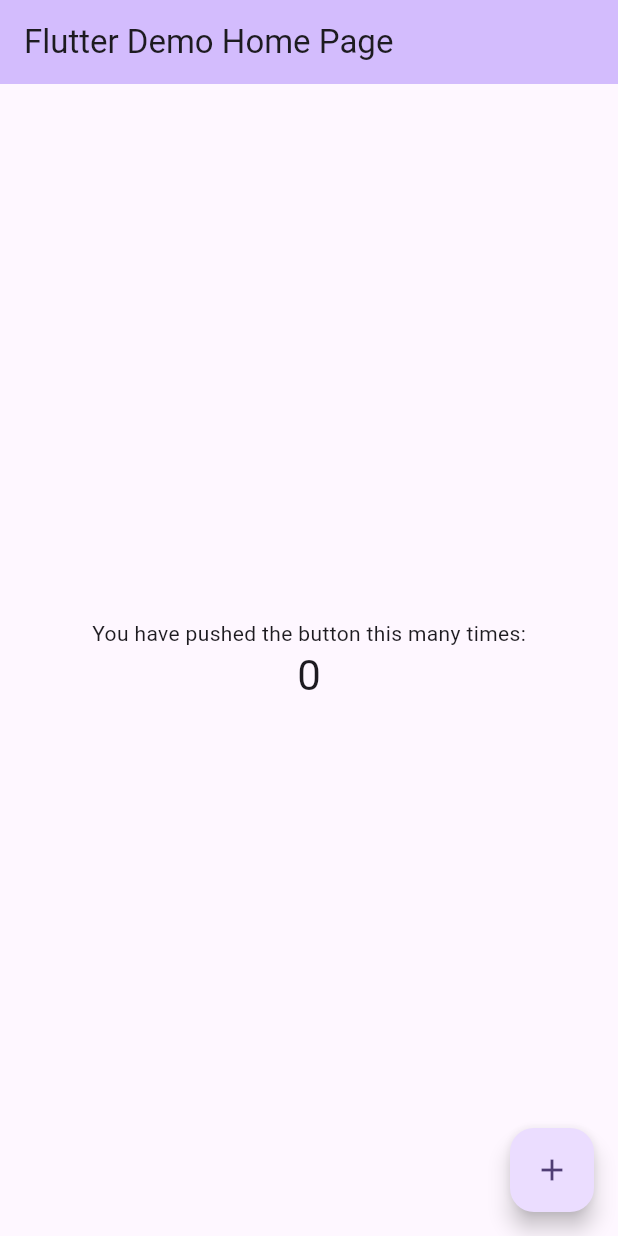
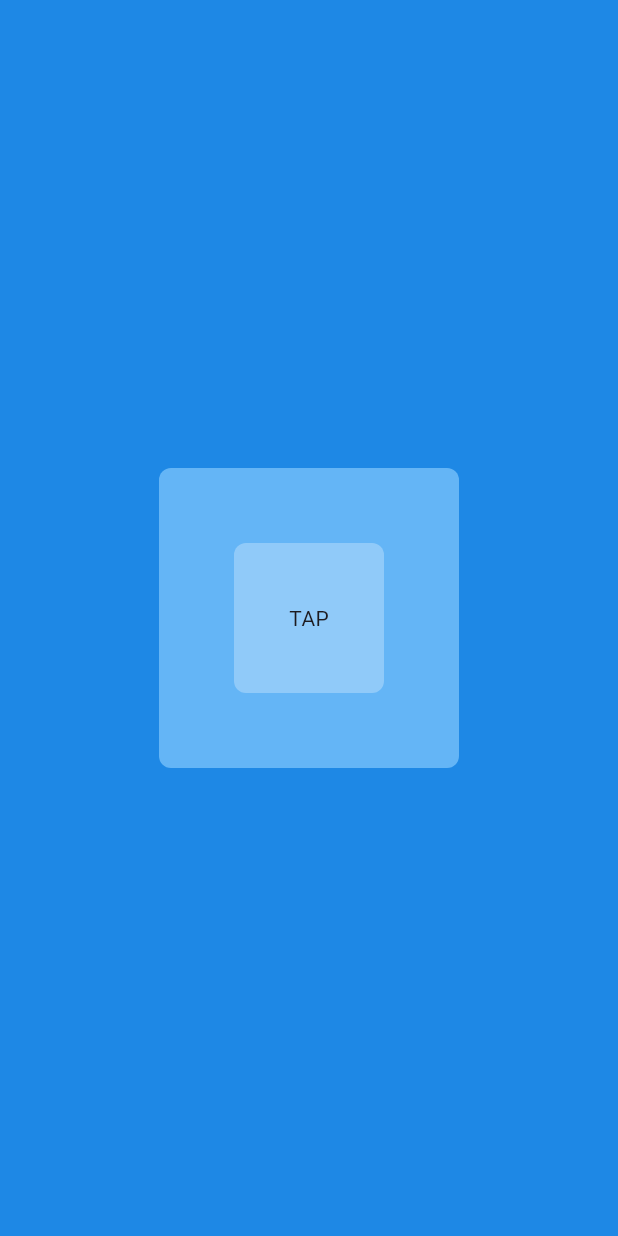
Before and after one commit to Rayane300402/lightvdark, a Flutter app: the screen it shows after launch, on a phone screen of 412 x 824 dp. Run offline on Flutter 3.47's test engine with Material 3 defaults, Android fonts, the light colour scheme and no system bars.

Commit message:
added box and button

```diff
--- /dev/null
+++ b/lib/component/box.dart
@@ -0,0 +1,21 @@
+import 'package:flutter/material.dart';
+
+class MyBox extends StatelessWidget {
+  final Widget? child;
+  final Color? color;
+  const MyBox({super.key, required this.child, required this.color});
+
+  @override
+  Widget build(BuildContext context) {
+    return Container(
+      decoration: BoxDecoration(
+        color: color,
+        borderRadius: BorderRadius.circular(8),
+      ),
+      width: 200,
+      height: 200,
+      padding: const EdgeInsets.all(50),
+      child: child,
+    );
+  }
+}
--- /dev/null
+++ b/lib/component/button.dart
@@ -0,0 +1,21 @@
+import 'package:flutter/material.dart';
+class MyButton extends StatelessWidget {
+  final Color? color;
+  final void Function()? onTap;
+  const MyButton({super.key, required this.color, required this.onTap});
+
+  @override
+  Widget build(BuildContext context) {
+    return GestureDetector(
+      onTap: onTap,
+      child: Container(
+        decoration: BoxDecoration(
+          color: color,
+          borderRadius: BorderRadius.circular(8),
+        ),
+        padding: const EdgeInsets.all(25),
+        child: const Center(child: Text('TAP'),),
+      ),
+    );
+  }
+}
--- a/lib/main.dart
+++ b/lib/main.dart
@@ -1,4 +1,5 @@
 import 'package:flutter/material.dart';
+import 'package:lightvdark/pages/home_page.dart';
 
 void main() {
   runApp(const MyApp());
@@ -10,116 +11,9 @@
   // This widget is the root of your application.
   @override
   Widget build(BuildContext context) {
-    return MaterialApp(
-      title: 'Flutter Demo',
-      theme: ThemeData(
-        // This is the theme of your application.
-        //
-        // TRY THIS: Try running your application with "flutter run". You'll see
-        // the application has a purple toolbar. Then, without quitting the app,
-        // try changing the seedColor in the colorScheme below to Colors.green
-        // and then invoke "hot reload" (save your changes or press the "hot
-        // reload" button in a Flutter-supported IDE, or press "r" if you used
-        // the command line to start the app).
-        //
-        // Notice that the counter didn't reset back to zero; the application
-        // state is not lost during the reload. To reset the state, use hot
-        // restart instead.
-        //
-        // This works for code too, not just values: Most code changes can be
-        // tested with just a hot reload.
-        colorScheme: ColorScheme.fromSeed(seedColor: Colors.deepPurple),
-        useMaterial3: true,
-      ),
-      home: const MyHomePage(title: 'Flutter Demo Home Page'),
+    return const MaterialApp(
+      debugShowCheckedModeBanner: false,
+      home: HomePage(),
     );
   }
 }
-
-class MyHomePage extends StatefulWidget {
-  const MyHomePage({super.key, required this.title});
-
-  // This widget is the home page of your application. It is stateful, meaning
-  // that it has a State object (defined below) that contains fields that affect
-  // how it looks.
-
-  // This class is the configuration for the state. It holds the values (in this
-  // case the title) provided by the parent (in this case the App widget) and
-  // used by the build method of the State. Fields in a Widget subclass are
-  // always marked "final".
-
-  final String title;
-
-  @override
-  State<MyHomePage> createState() => _MyHomePageState();
-}
-
-class _MyHomePageState extends State<MyHomePage> {
-  int _counter = 0;
-
-  void _incrementCounter() {
-    setState(() {
-      // This call to setState tells the Flutter framework that something has
-      // changed in this State, which causes it to rerun the build method below
-      // so that the display can reflect the updated values. If we changed
-      // _counter without calling setState(), then the build method would not be
-      // called again, and so nothing would appear to happen.
-      _counter++;
-    });
-  }
-
-  @override
-  Widget build(BuildContext context) {
-    // This method is rerun every time setState is called, for instance as done
-    // by the _incrementCounter method above.
-    //
-    // The Flutter framework has been optimized to make rerunning build methods
-    // fast, so that you can just rebuild anything that needs updating rather
-    // than having to individually change instances of widgets.
-    return Scaffold(
-      appBar: AppBar(
-        // TRY THIS: Try changing the color here to a specific color (to
-        // Colors.amber, perhaps?) and trigger a hot reload to see the AppBar
-        // change color while the other colors stay the same.
-        backgroundColor: Theme.of(context).colorScheme.inversePrimary,
-        // Here we take the value from the MyHomePage object that was created by
-        // the App.build method, and use it to set our appbar title.
-        title: Text(widget.title),
-      ),
-      body: Center(
-        // Center is a layout widget. It takes a single child and positions it
-        // in the middle of the parent.
-        child: Column(
-          // Column is also a layout widget. It takes a list of children and
-          // arranges them vertically. By default, it sizes itself to fit its
-          // children horizontally, and tries to be as tall as its parent.
-          //
-          // Column has various properties to control how it sizes itself and
-          // how it positions its children. Here we use mainAxisAlignment to
-          // center the children vertically; the main axis here is the vertical
-          // axis because Columns are vertical (the cross axis would be
-          // horizontal).
-          //
-          // TRY THIS: Invoke "debug painting" (choose the "Toggle Debug Paint"
-          // action in the IDE, or press "p" in the console), to see the
-          // wireframe for each widget.
-          mainAxisAlignment: MainAxisAlignment.center,
-          children: <Widget>[
-            const Text(
-              'You have pushed the button this many times:',
-            ),
-            Text(
-              '$_counter',
-              style: Theme.of(context).textTheme.headlineMedium,
-            ),
-          ],
-        ),
-      ),
-      floatingActionButton: FloatingActionButton(
-        onPressed: _incrementCounter,
-        tooltip: 'Increment',
-        child: const Icon(Icons.add),
-      ), // This trailing comma makes auto-formatting nicer for build methods.
-    );
-  }
-}
--- /dev/null
+++ b/lib/pages/home_page.dart
@@ -0,0 +1,29 @@
+// ignore_for_file: sort_child_properties_last
+
+import 'package:flutter/material.dart';
+import 'package:lightvdark/component/box.dart';
+import 'package:lightvdark/component/button.dart';
+
+class HomePage extends StatefulWidget {
+  const HomePage({super.key});
+
+  @override
+  State<HomePage> createState() => _HomePageState();
+}
+
+class _HomePageState extends State<HomePage> {
+  @override
+  Widget build(BuildContext context) {
+    return Scaffold(
+      backgroundColor: Colors.blue[600],
+      body: Center(
+        child: MyBox(
+            child: MyButton(
+                color: Colors.blue[200],
+                onTap: () {}
+            ),
+            color: Colors.blue[300]),
+      ),
+    );
+  }
+}
--- /dev/null
+++ b/lib/theme/theme.dart
@@ -0,0 +1 @@
+import 'package:flutter/material.dart';
```
